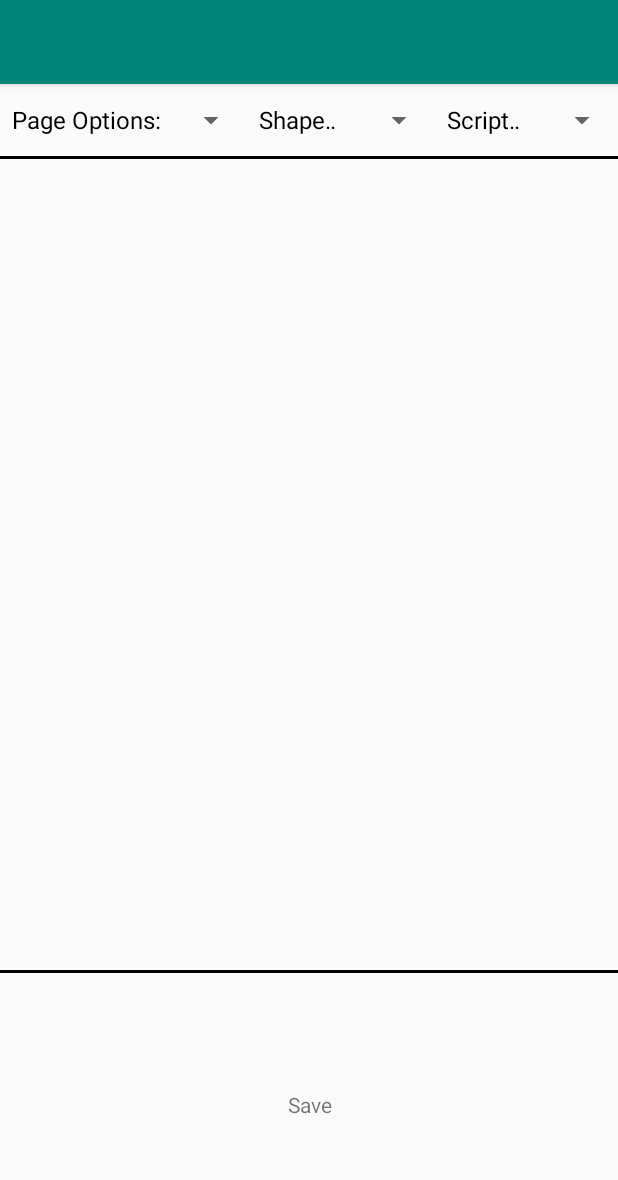
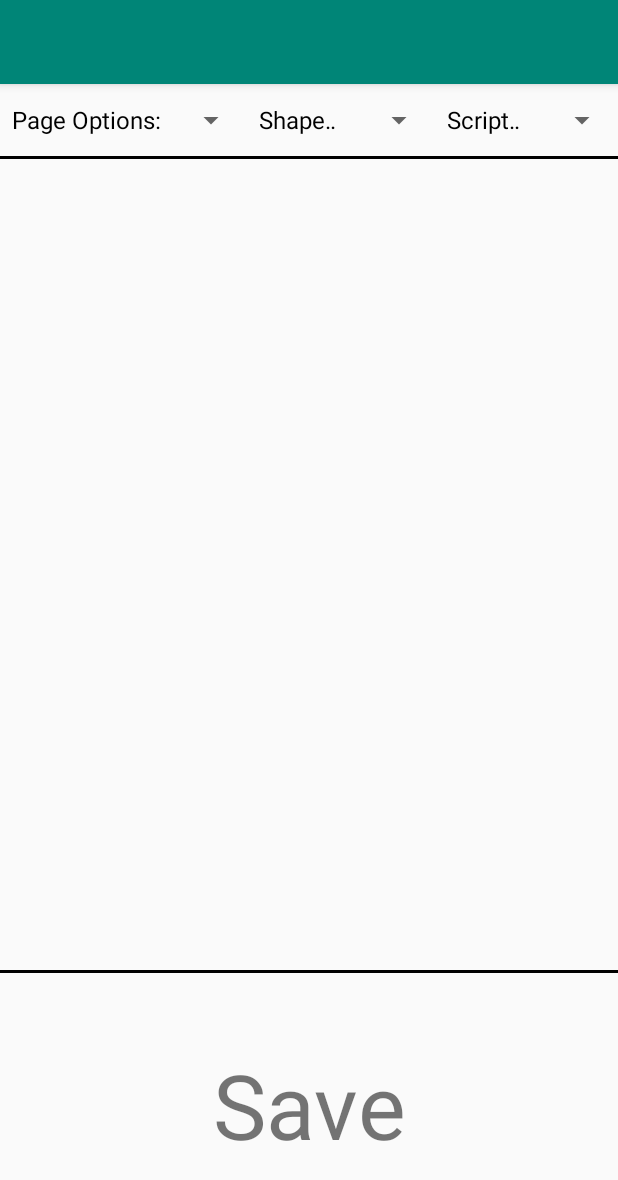
Before and after one commit to tomusiak/BunnyWorld, an Android app: the EditorActivity screen opened directly, with no data from a screen before it, on a phone screen of 412 x 824 dp. Shown: the top 1180 px of the screen. Run offline under Robolectric (Android 15) with nearby library versions, the light colour scheme and no system bars.

Commit message:
Increased text size for save.

```diff
--- a/app/src/main/res/layout/activity_editor.xml
+++ b/app/src/main/res/layout/activity_editor.xml
@@ -71,6 +71,7 @@
         android:layout_width="wrap_content"
         android:layout_height="match_parent"
         android:text="Save"
+        android:textSize="60sp"
         android:gravity="center"
         android:layout_weight="1"
         android:onClick="saveGame"/>
```
